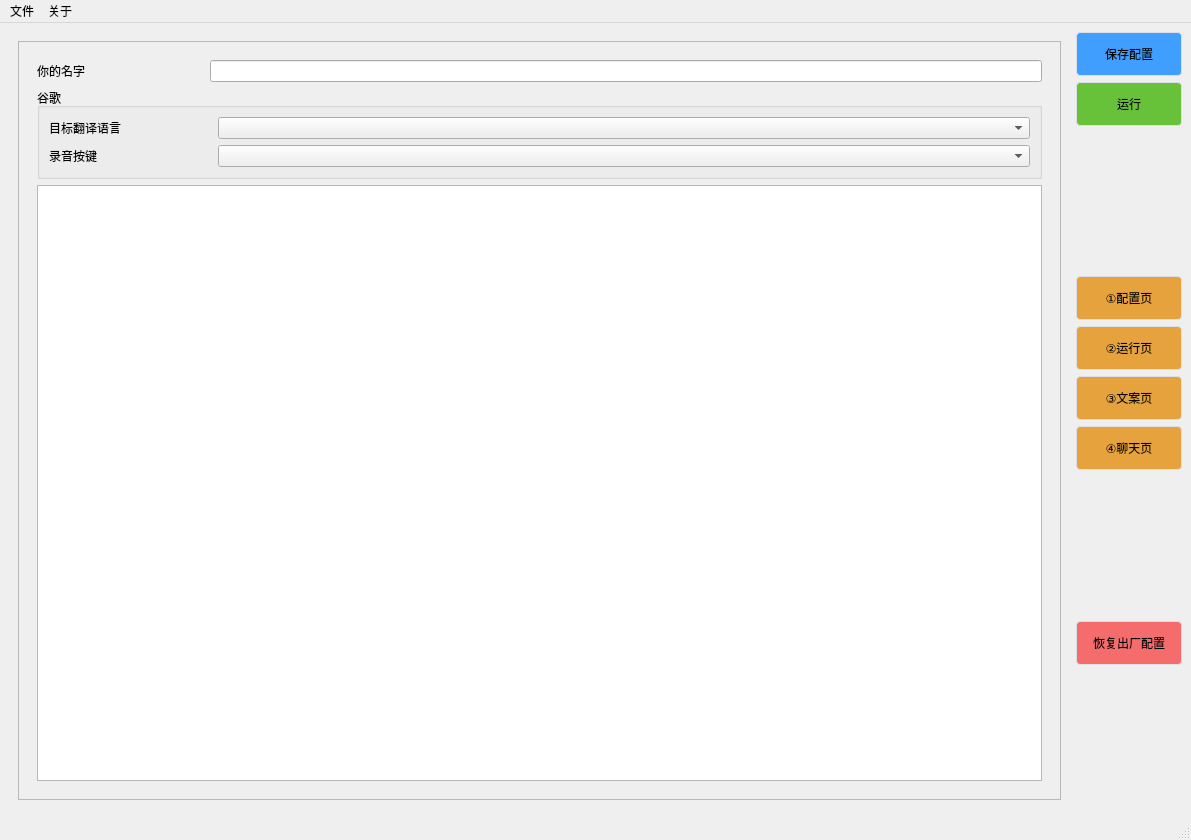
Above: ui/main.ui from sandboxdream/AI-Vtuber before the change. Below: the same form after it.
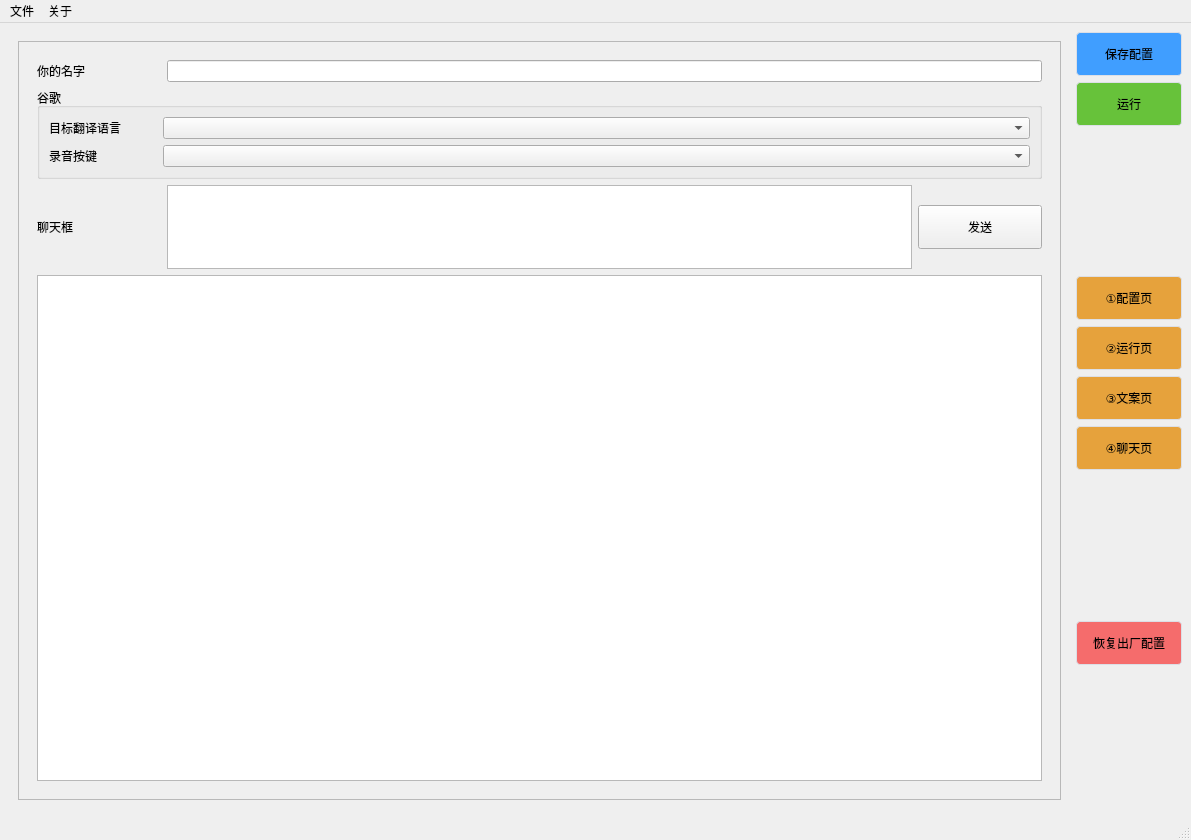
That is the form after the change. The open tabs and pages were chosen to show the change.

Commit message: 聊天页新增聊天框，在运行后可以直接使用聊天框进行聊天

Diff of the .ui file:
```diff
--- a/ui/main.ui
+++ b/ui/main.ui
@@ -2027,14 +2027,14 @@
             <rect>
              <x>0</x>
              <y>0</y>
-             <width>984</width>
-             <height>743</height>
+             <width>1017</width>
+             <height>757</height>
             </rect>
            </property>
            <layout class="QVBoxLayout" name="verticalLayout_3">
             <item>
              <widget class="QWidget" name="widget_2" native="true">
-              <layout class="QGridLayout" name="gridLayout_40" columnstretch="1,5">
+              <layout class="QGridLayout" name="gridLayout_40" rowstretch="1,1,1,6" columnstretch="1,6,1" rowminimumheight="1,1,1,1">
                <item row="0" column="0">
                 <widget class="QLabel" name="label_talk_username">
                  <property name="text">
@@ -2042,15 +2042,34 @@
                  </property>
                 </widget>
                </item>
-               <item row="0" column="1">
-                <widget class="QLineEdit" name="lineEdit_talk_username"/>
+               <item row="2" column="0">
+                <widget class="QLabel" name="label_talk_chat_box">
+                 <property name="text">
+                  <string>聊天框</string>
+                 </property>
+                </widget>
                </item>
-               <item row="1" column="0" colspan="2">
+               <item row="2" column="1">
+                <widget class="QTextEdit" name="textEdit_talk_chat_box"/>
+               </item>
+               <item row="2" column="2">
+                <widget class="QPushButton" name="pushButton_talk_chat_box_send">
+                 <property name="styleSheet">
+                  <string notr="true">text-align: center;
+padding: 12px 16px;
+font: 80 10pt &quot;微软雅黑&quot;;</string>
+                 </property>
+                 <property name="text">
+                  <string>发送</string>
+                 </property>
+                </widget>
+               </item>
+               <item row="1" column="0" colspan="3">
                 <widget class="QGroupBox" name="groupBox_talk_google">
                  <property name="title">
                   <string>谷歌</string>
                  </property>
-                 <layout class="QGridLayout" name="gridLayout_41" columnstretch="1,5">
+                 <layout class="QGridLayout" name="gridLayout_41" columnstretch="1,8">
                   <item row="1" column="1">
                    <widget class="QComboBox" name="comboBox_talk_google_tgt_lang"/>
                   </item>
@@ -2074,7 +2093,10 @@
                  </layout>
                 </widget>
                </item>
-               <item row="2" column="0" colspan="2">
+               <item row="0" column="1" colspan="2">
+                <widget class="QLineEdit" name="lineEdit_talk_username"/>
+               </item>
+               <item row="3" column="0" colspan="3">
                 <widget class="QTextBrowser" name="textBrowser_talk_log">
                  <property name="styleSheet">
                   <string notr="true">font: 12pt &quot;仿宋&quot;;
```
Left out of the diff: 12 changed lines with no effect on the pictures. The commit also changes 4 other files.
